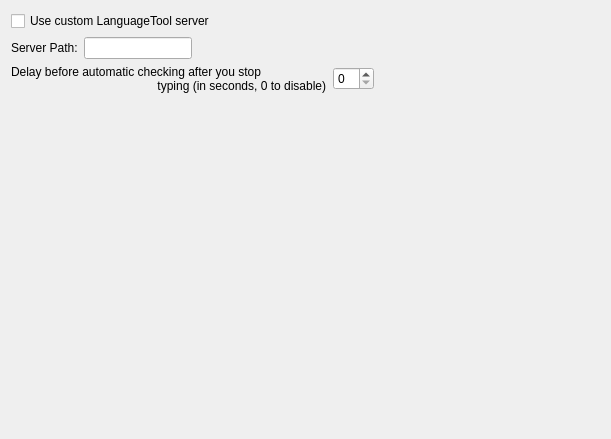
This is src/prefs/prefs_languagetool.ui in KDE/lokalize as Qt 5 draws it before an edit. The edited form follows.
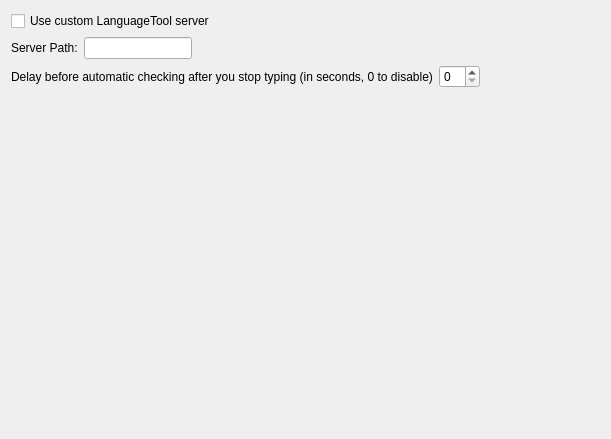
This is the edited form.

What changed in the file:
```diff
--- a/src/prefs/prefs_languagetool.ui
+++ b/src/prefs/prefs_languagetool.ui
@@ -56,8 +56,7 @@
                             <item>
                                 <widget class="QLabel" name="l1">
                                     <property name="text">
-                                        <string>Delay before automatic checking after you stop
-                                            typing (in seconds, 0 to disable)</string>
+                                        <string>Delay before automatic checking after you stop typing (in seconds, 0 to disable)</string>
                                     </property>
                                     <property name="buddy">
                                         <cstring>kcfg_LanguageToolDelay</cstring>
```
Left out of the diff: 3 changed lines with no effect on the pictures.
